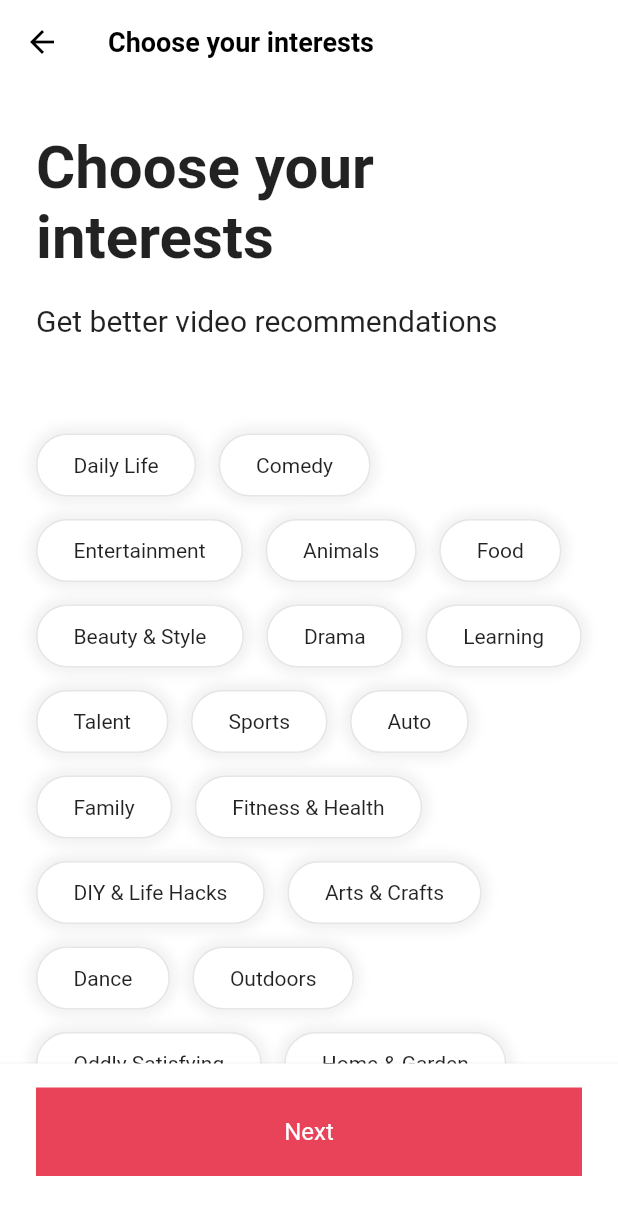
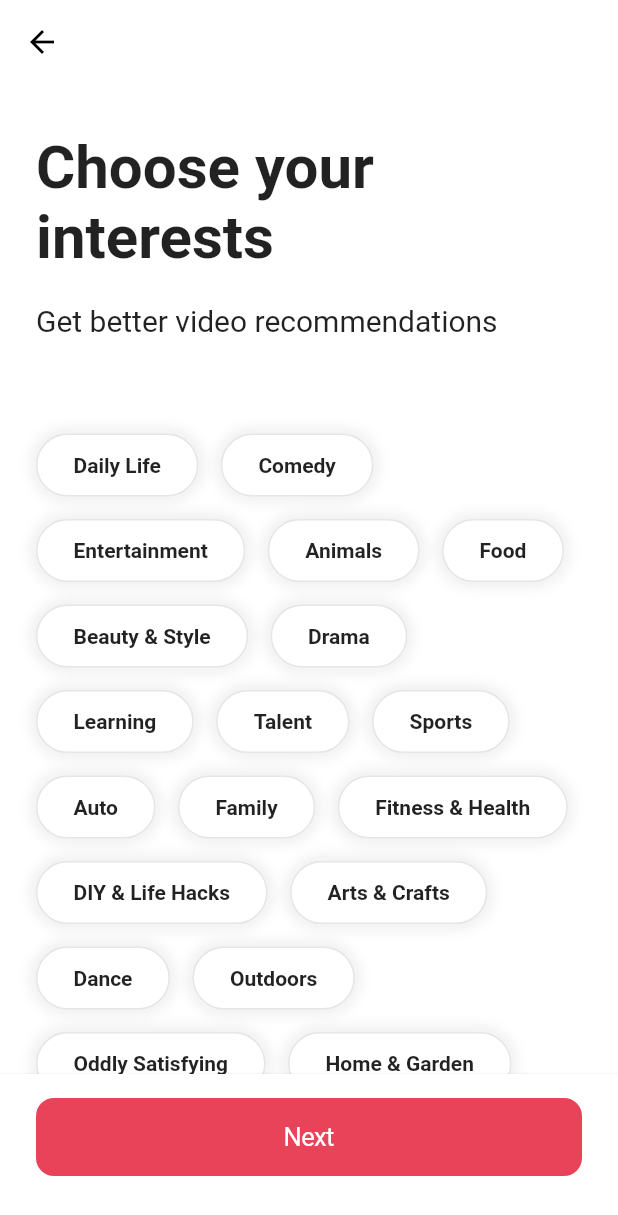
Before and after one commit to jeeweb/flutter-study, a Flutter app: the InterestsScreen screen opened directly, on a phone screen of 412 x 824 dp. Shown: the top 1215 px of the screen. Run offline on Flutter 3.47's test engine with Material 3 defaults, Android fonts, the phone set to English and light mode, and no system bars; our stand-ins replace font_awesome_flutter, shared_preferences; accounts and stored records are empty.

Commit message:
Feat: Add scroll event and separate interest button widget

```diff
--- a/tiktok_clone/lib/features/onboarding/interests_screen.dart
+++ b/tiktok_clone/lib/features/onboarding/interests_screen.dart
@@ -1,6 +1,8 @@
+import 'package:flutter/cupertino.dart';
 import 'package:flutter/material.dart';
 import 'package:tiktok_clone/constants/gaps.dart';
 import 'package:tiktok_clone/constants/sizes.dart';
+import 'package:tiktok_clone/features/onboarding/widgets/interest_button.dart';
 
 const interests = [
   "Daily Life",
@@ -43,16 +45,57 @@
   "Home & Garden",
 ];
 
-class InterestsScreen extends StatelessWidget {
+class InterestsScreen extends StatefulWidget {
   const InterestsScreen({super.key});
+
+  @override
+  State<InterestsScreen> createState() => _InterestsScreenState();
+}
+
+class _InterestsScreenState extends State<InterestsScreen> {
+  final ScrollController _scrollController = ScrollController();
+
+  bool _showTitle = false;
+
+  void _onScroll() {
+    if (_scrollController.offset > 100) {
+      if (_showTitle) return;
+      setState(() {
+        _showTitle = true;
+      });
+    } else {
+      setState(() {
+        _showTitle = false;
+      });
+    }
+  }
+
+  @override
+  void initState() {
+    super.initState();
+    _scrollController.addListener(_onScroll);
+  }
+
+  @override
+  void dispose() {
+    _scrollController.dispose();
+    super.dispose();
+  }
 
   @override
   Widget build(BuildContext context) {
     return Scaffold(
       appBar: AppBar(
-        title: Text("Choose your interests"),
+        title: AnimatedOpacity(
+          opacity: _showTitle ? 1 : 0,
+          duration: Duration(milliseconds: 300),
+          child: Text("Choose your interests"),
         ),
-      body: SingleChildScrollView(
+      ),
+      body: Scrollbar(
+        controller: _scrollController,
+        child: SingleChildScrollView(
+          controller: _scrollController,
           child: Padding(
             padding: EdgeInsets.only(
               left: Sizes.size24,
@@ -83,31 +126,11 @@
                   spacing: 15,
                   children: [
                     for (var interest in interests)
-                    Container(
-                      padding: EdgeInsets.symmetric(
-                        vertical: Sizes.size12,
-                        horizontal: Sizes.size24,
-                      ),
-                      decoration: BoxDecoration(
-                          color: Colors.white,
-                          border: Border.all(
-                            color: Color.fromRGBO(0, 0, 0, 0.1),
-                          ),
-                          borderRadius: BorderRadius.circular(
-                            Sizes.size32,
-                          ),
-                          boxShadow: [
-                            BoxShadow(
-                              color: Color.fromRGBO(0, 0, 0, 0.05),
-                              blurRadius: 5,
-                              spreadRadius: 5,
-                            ),
-                          ]),
-                      child: Text(interest),
+                      InterestButton(interest: interest),
+                  ],
                 ),
               ],
             ),
-            ],
           ),
         ),
       ),
@@ -120,6 +143,17 @@
             left: Sizes.size24,
             right: Sizes.size24,
           ),
+          child: CupertinoButton(
+            onPressed: () {},
+            color: Theme.of(context).primaryColor,
+            child: Text(
+              "Next",
+              style: TextStyle(
+                color: Colors.white,
+              ),
+            ),
+          ),
+          /* Container로 버튼 만들기
             child: Container(
             padding: EdgeInsets.symmetric(
               vertical: Sizes.size20,
@@ -135,7 +169,7 @@
               ),
               textAlign: TextAlign.center,
             ),
-          ),
+          ),*/
         ),
       ),
     );
--- /dev/null
+++ b/tiktok_clone/lib/features/onboarding/widgets/interest_button.dart
@@ -0,0 +1,60 @@
+import 'package:flutter/material.dart';
+import 'package:tiktok_clone/constants/sizes.dart';
+
+class InterestButton extends StatefulWidget {
+  const InterestButton({
+    super.key,
+    required this.interest,
+  });
+
+  final String interest;
+
+  @override
+  State<InterestButton> createState() => _InterestButtonState();
+}
+
+class _InterestButtonState extends State<InterestButton> {
+  bool _isSelected = false;
+
+  void _onTap() {
+    setState(() {
+      _isSelected = !_isSelected;
+    });
+  }
+
+  @override
+  Widget build(BuildContext context) {
+    return GestureDetector(
+      onTap: _onTap,
+      child: AnimatedContainer(
+        duration: Duration(milliseconds: 300),
+        padding: EdgeInsets.symmetric(
+          vertical: Sizes.size12,
+          horizontal: Sizes.size24,
+        ),
+        decoration: BoxDecoration(
+            color: _isSelected ? Theme.of(context).primaryColor : Colors.white,
+            border: Border.all(
+              color: Color.fromRGBO(0, 0, 0, 0.1),
+            ),
+            borderRadius: BorderRadius.circular(
+              Sizes.size32,
+            ),
+            boxShadow: [
+              BoxShadow(
+                color: Color.fromRGBO(0, 0, 0, 0.05),
+                blurRadius: 5,
+                spreadRadius: 5,
+              ),
+            ]),
+        child: Text(
+          widget.interest,
+          style: TextStyle(
+            fontWeight: FontWeight.bold,
+            color: _isSelected ? Colors.white : Colors.black87,
+          ),
+        ),
+      ),
+    );
+  }
+}
```
Lines whose indentation alone changed are shown as unchanged.
